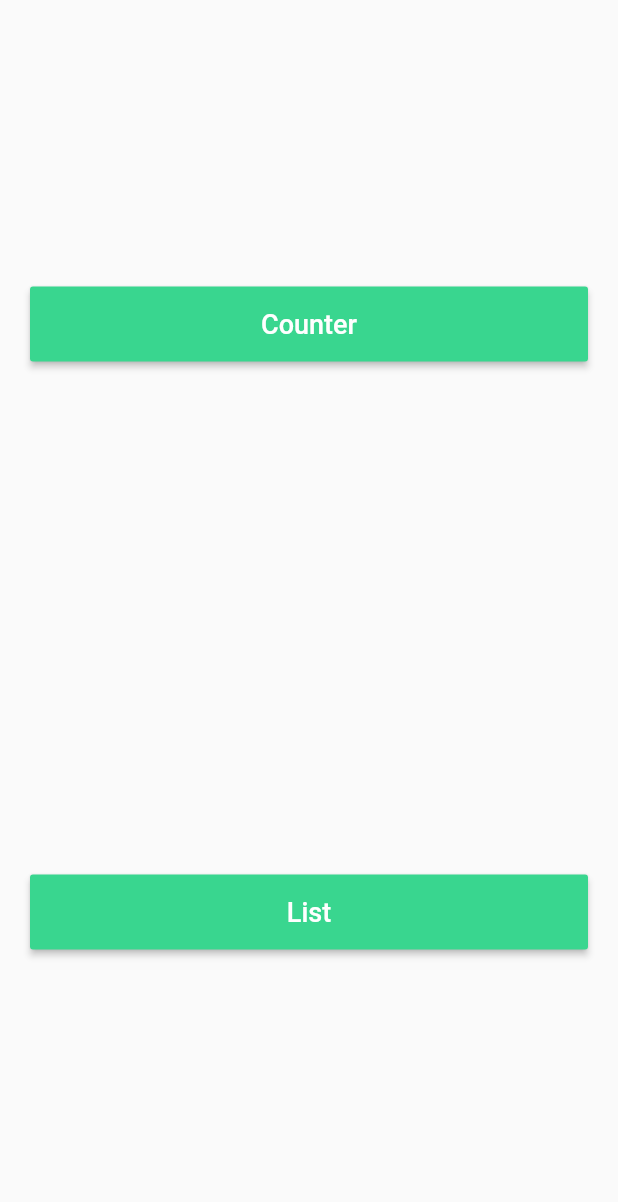
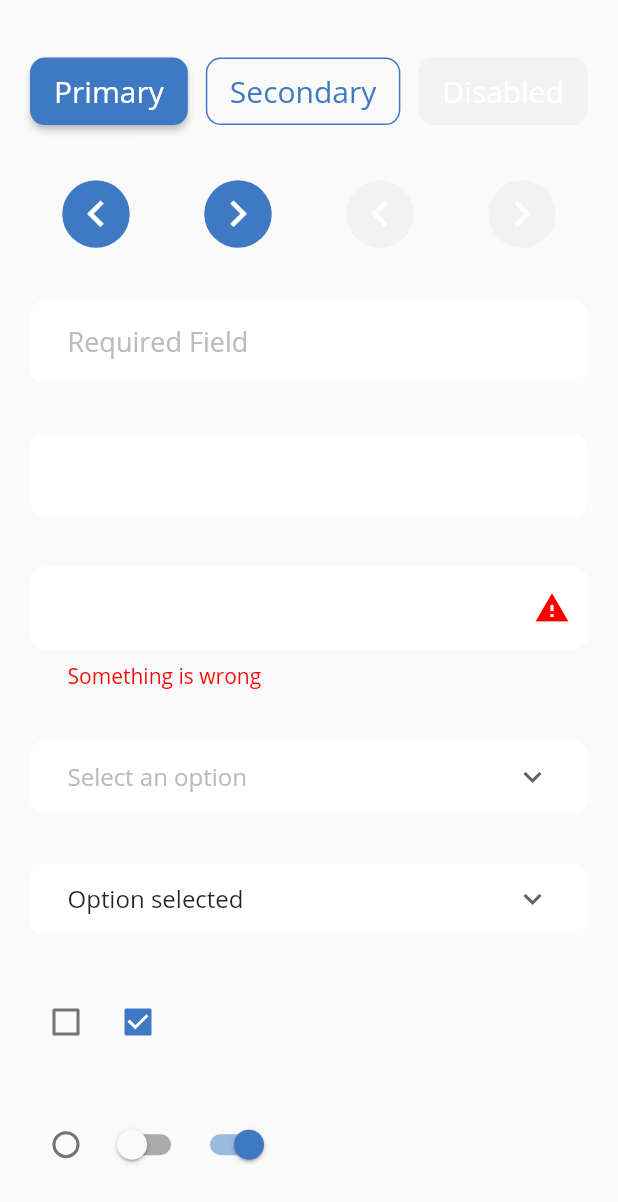
Before and after one commit to Reavern/flutter_base_app, a Flutter app: the screen it shows after launch, on a phone screen of 412 x 824 dp. Shown: the top 1202 px of the screen. Run offline on Flutter 3.47's test engine with Material 2 defaults, Android fonts, the phone set to English and light mode, and no system bars; our stand-ins replace rxdart; statements that could not run were skipped.

Commit message:
Implement more widgets

```diff
--- a/lib/src/app.dart
+++ b/lib/src/app.dart
@@ -4,15 +4,17 @@ import 'blocs/blocs_export.dart';
 
 import 'package:base_flutter_app/src/utils/bloc.dart';
 
-void main() => runApp(MainApp());
-
 class MainApp extends StatelessWidget {
   @override
   Widget build(BuildContext context) {
     return BlocProviderTree(
       blocProviders: [
-        BlocProvider<CounterBloc>(bloc: CounterBloc(),),
-        BlocProvider<ListItemBloc>(bloc: ListItemBloc(),)
+        BlocProvider<CounterBloc>(
+          bloc: CounterBloc(),
+        ),
+        BlocProvider<ListItemBloc>(
+          bloc: ListItemBloc(),
+        )
       ],
       child: buildMainApp(),
     );
@@ -20,14 +22,18 @@ class MainApp extends StatelessWidget {
 
   Widget buildMainApp() {
     return MaterialApp(
-      title: "Main App",
+      title: "Reavern",
       theme: ThemeData(
-          primaryColor: Colors.white,
-          accentColor: Color.fromRGBO(69, 79, 88, 1),
-          buttonColor: Color.fromRGBO(57, 214, 143, 1),
-          hintColor: Colors.grey,
-          backgroundColor: Colors.white,
-          disabledColor: Colors.grey),
+        primaryColor: Color(0xFF3F79C4), // 3f79c4 biru
+        accentColor: Color(0xFFFFB300), // ffb300 kuning
+        buttonColor: Color(0xFF3F79C4),
+        disabledColor: Color(0xFFF2F2F2),
+        hintColor: Color(0xFFBBBBBB),
+        cursorColor: Color(0xFF0D0D0D),
+        errorColor: Color(0xFFFB0000),
+        backgroundColor: Colors.white,
+        fontFamily: 'OpenSans',
+      ),
       home: MenuScreen(),
     );
   }
--- a/lib/src/utils/src/navigators/route_map.dart
+++ b/lib/src/routes.dart
@@ -1,5 +1,4 @@
 import 'package:flutter/material.dart';
-
 import 'package:base_flutter_app/src/screens/screens_export.dart';
 
 class RouteMap {
@@ -17,7 +16,6 @@ class RouteMap {
       case '/list':
         return ListItemScreen(title: "List Items",);
 
-
       default:
         return NotFoundScreen(title: "Not Found",);
     }
--- a/lib/src/screens/menu_screen.dart
+++ b/lib/src/screens/menu_screen.dart
@@ -1,6 +1,9 @@
 import 'package:flutter/material.dart';
 
 import 'package:base_flutter_app/src/utils/navigation.dart';
+
+import '../widgets/buttons.dart';
+import '../widgets/inputs.dart';
 
 class MenuScreen extends StatelessWidget {
   @override
@@ -17,42 +20,106 @@ class MenuScreen extends StatelessWidget {
         crossAxisAlignment: CrossAxisAlignment.stretch,
         mainAxisAlignment: MainAxisAlignment.spaceAround,
         children: <Widget>[
-          MenuButton(
-            onPressed: () => {
-              Navigate(context: context, route: '/counter').push()
-            },
-            text: "Counter",
+          Row(
+            children: <Widget>[
+              PrimaryButton(
+                onPressed: () {
+                  Navigate(context: context, route: '/counter').push();
+                },
+                text: "Primary",
+              ),
+              Spacer(),
+              SecondaryButton(
+                onPressed: () {
+                  Navigate(context: context, route: '/list').push();
+                },
+                text: "Secondary",
+              ),
+              Spacer(),
+              PrimaryButton(
+                onPressed: null,
+                text: "Disabled",
+              ),
+            ],
           ),
-          MenuButton(
-            onPressed: () => {
-              Navigate(context: context, route: '/list').push()
-            },
-            text: "List",
-          )
+          Row(
+            children: <Widget>[
+              NavigationButton(
+                onPressed: () {},
+                iconState: 'prev',
+              ),
+              Spacer(),
+              NavigationButton(
+                onPressed: () {},
+                iconState: 'next',
+              ),
+              Spacer(),
+              NavigationButton(
+                onPressed: null,
+                iconState: 'prev',
+              ),
+              Spacer(),
+              NavigationButton(
+                onPressed: null,
+                iconState: 'next',
+              ),
+            ],
+          ),
+          TextInput(
+            hintText: 'Required Field',
+            initialText: '',
+            error: false,
+          ),
+          TextInput(
+            initialText: 'Typing',
+            error: false,
+          ),
+          TextInput(
+            initialText: 'error@mail.com',
+            error: true,
+          ),
+          DropdownInput(
+            value: null,
+          ),
+          DropdownInput(
+            value: 'Option selected',
+          ),
+          Row(
+            children: <Widget>[
+              Checkbox(
+                value: false,
+                activeColor: Theme.of(context).buttonColor,
+                onChanged: (_) {},
+              ),
+              Checkbox(
+                value: true,
+
+                activeColor: Theme.of(context).buttonColor,
+                onChanged: (_) {},
+              ),
+            ],
+          ),
+          Row(
+            children: <Widget>[
+              Radio(
+                value: 0,
+                activeColor: Theme.of(context).buttonColor,
+                onChanged: (_) {},
+              ),
+              Switch(
+                value: false,
+                onChanged: (_) {},
+                activeColor: Theme.of(context).buttonColor,
+              ),
+              Switch(
+                value: true,
+                onChanged: (_) {},
+                activeColor: Theme.of(context).buttonColor,
+              ),
+            ],
+          ),
         ],
       ),
     );
   }
 }
-
-class MenuButton extends StatelessWidget {
-  final Function onPressed;
-  String text = "Button";
-
-  MenuButton({@required this.onPressed, this.text});
-
-  @override
-  Widget build(BuildContext context) {
-    return MaterialButton(
-      height: 50,
-      color: Theme.of(context).buttonColor,
-      disabledColor: Theme.of(context).disabledColor,
-      textColor: Theme.of(context).primaryColor,
-      child: Text(
-        text,
-        style: TextStyle(fontSize: 18),
-      ),
-      onPressed: onPressed,
-    );
-  }
-}
--- a/lib/src/utils/bloc.dart
+++ b/lib/src/utils/bloc.dart
@@ -1,3 +1,3 @@
-export 'src/bloc/bloc_provider_tree.dart';
-export 'src/bloc/bloc_provider.dart';
-export 'src/bloc/bloc_interface.dart';
+export 'bloc/bloc_provider_tree.dart';
+export 'bloc/bloc_provider.dart';
+export 'bloc/bloc_interface.dart';
--- a/lib/src/utils/navigation.dart
+++ b/lib/src/utils/navigation.dart
@@ -1 +1 @@
-export 'src/navigators/navigate.dart';
+export 'navigation/navigate.dart';
--- a/lib/src/utils/src/navigators/navigate.dart
+++ b/lib/src/utils/navigation/navigate.dart
@@ -1,5 +1,5 @@
 import 'package:flutter/material.dart';
-import 'route_map.dart';
+import 'package:base_flutter_app/src/routes.dart';
 
 class Navigate {
   final String route;
--- /dev/null
+++ b/lib/src/widgets/buttons.dart
@@ -0,0 +1,99 @@
+import 'package:flutter/material.dart';
+
+const double BORDER_RADIUS = 10.0;
+const double FONT_SIZE = 20.0;
+const double BUTTON_HEIGHT = 45.0;
+
+class PrimaryButton extends StatelessWidget {
+  final Function onPressed;
+  final String text;
+
+  PrimaryButton({this.onPressed, this.text});
+
+  @override
+  Widget build(BuildContext context) {
+    return MaterialButton(
+      shape: RoundedRectangleBorder(
+        borderRadius: BorderRadius.circular(BORDER_RADIUS),
+        side: BorderSide(color: Colors.transparent),
+      ),
+      height: BUTTON_HEIGHT,
+      color: Theme.of(context).buttonColor,
+      textColor: Colors.white,
+      disabledColor: Theme.of(context).disabledColor,
+      disabledTextColor: Theme.of(context).hintColor,
+      child: Text(
+        text,
+        style: TextStyle(fontSize: FONT_SIZE),
+      ),
+      onPressed: onPressed,
+    );
+  }
+}
+
+class SecondaryButton extends StatelessWidget {
+  final Function onPressed;
+  final String text;
+
+  SecondaryButton({this.onPressed, this.text});
+
+  @override
+  Widget build(BuildContext context) {
+    return MaterialButton(
+      shape: RoundedRectangleBorder(
+        borderRadius: BorderRadius.circular(BORDER_RADIUS),
+        side: BorderSide(color: Theme.of(context).buttonColor),
+      ),
+      height: BUTTON_HEIGHT,
+      elevation: 0,
+      color: Colors.transparent,
+      textColor: Theme.of(context).buttonColor,
+      disabledColor: Theme.of(context).disabledColor,
+      disabledTextColor: Theme.of(context).hintColor,
+      child: Text(
+        text,
+        style: TextStyle(fontSize: FONT_SIZE),
+      ),
+      onPressed: onPressed,
+    );
+  }
+}
+
+class NavigationButton extends StatelessWidget {
+  final Function onPressed;
+  final String iconState;
+
+  NavigationButton({this.onPressed, this.iconState});
+
+  IconData _getIcon() {
+    IconData icon;
+
+    switch (iconState) {
+      case 'next':
+        icon = Icons.navigate_next;
+        break;
+      case 'prev':
+        icon = Icons.navigate_before;
+        break;
+    }
+
+    return icon;
+  }
+
+  @override
+  Widget build(BuildContext context) {
+    return MaterialButton(
+      shape: CircleBorder(),
+      height: BUTTON_HEIGHT,
+      elevation: 0,
+      color: Theme.of(context).buttonColor,
+      disabledColor: Theme.of(context).disabledColor,
+      child: Icon(
+        _getIcon(),
+        color: Colors.white,
+        size: 35.0,
+      ),
+      onPressed: onPressed,
+    );
+  }
+}
--- /dev/null
+++ b/lib/src/widgets/inputs.dart
@@ -0,0 +1,88 @@
+import 'package:flutter/material.dart';
+
+const double FONT_SIZE = 18.0;
+const double ERROR_FONT_SIZE = 14.0;
+
+class TextInput extends StatelessWidget {
+  final String hintText;
+  final String initialText;
+  final bool error;
+
+  TextInput({this.hintText, this.initialText, this.error});
+
+  @override
+  Widget build(BuildContext context) {
+    return TextField(
+      controller: TextEditingController()
+        ..text = initialText.isNotEmpty ? initialText : '',
+      cursorColor: Theme.of(context).cursorColor,
+      style: TextStyle(
+        color: Theme.of(context).cursorColor,
+        fontSize: FONT_SIZE,
+      ),
+      decoration: InputDecoration(
+        contentPadding: EdgeInsets.symmetric(
+          vertical: 15.0,
+          horizontal: 25.0,
+        ),
+        fillColor: Colors.white,
+        filled: true,
+        hintText: hintText,
+        hintStyle: TextStyle(
+          fontSize: FONT_SIZE,
+          color: Theme.of(context).hintColor,
+        ),
+        border: OutlineInputBorder(
+          borderSide: BorderSide.none,
+          borderRadius: BorderRadius.circular(10.0),
+        ),
+        errorText: error ? 'Something is wrong' : null,
+        errorStyle: TextStyle(
+            fontSize: ERROR_FONT_SIZE, color: Theme.of(context).errorColor),
+        suffixIcon: error
+            ? Icon(
+                Icons.warning,
+                color: Theme.of(context).errorColor,
+              )
+            : null,
+      ),
+    );
+  }
+}
+
+class DropdownInput extends StatelessWidget {
+
+  final String value;
+
+  DropdownInput({this.value});
+
+  @override
+  Widget build(BuildContext context) {
+    return ClipRRect(
+      borderRadius: BorderRadius.circular(10.0),
+      child: Container(
+        color: Colors.white,
+        padding: EdgeInsets.symmetric(
+          vertical: 0.0,
+          horizontal: 25.0,
+        ),
+        child: DropdownButtonHideUnderline(
+          child: DropdownButton<String>(
+            isExpanded: true,
+            value: value,
+            hint: Text('Select an option'),
+            icon: Icon(Icons.keyboard_arrow_down),
+            // icon: Icon(Icons.keyboard_arrow_down),
+            items: <String>['Option selected', 'B', 'C', 'D'].map((String value) {
+              return DropdownMenuItem<String>(
+                value: value,
+                child: Text(value),
+              );
+            }).toList(),
+            onChanged: (_) {},
+          ),
+        ),
+      ),
+    );
+  }
+}
```
Also changed, not shown: pubspec.yaml (+9 -41 lines), assets/fonts/OpenSans-Bold.ttf (added), assets/fonts/OpenSans-Regular.ttf (added), lib/src/utils/bloc/bloc_interface.dart (renamed from lib/src/utils/src/bloc/bloc_interface.dart), lib/src/utils/bloc/bloc_provider.dart (renamed from lib/src/utils/src/bloc/bloc_provider.dart), lib/src/utils/bloc/bloc_provider_tree.dart (renamed from lib/src/utils/src/bloc/bloc_provider_tree.dart), pubspec.lock.
